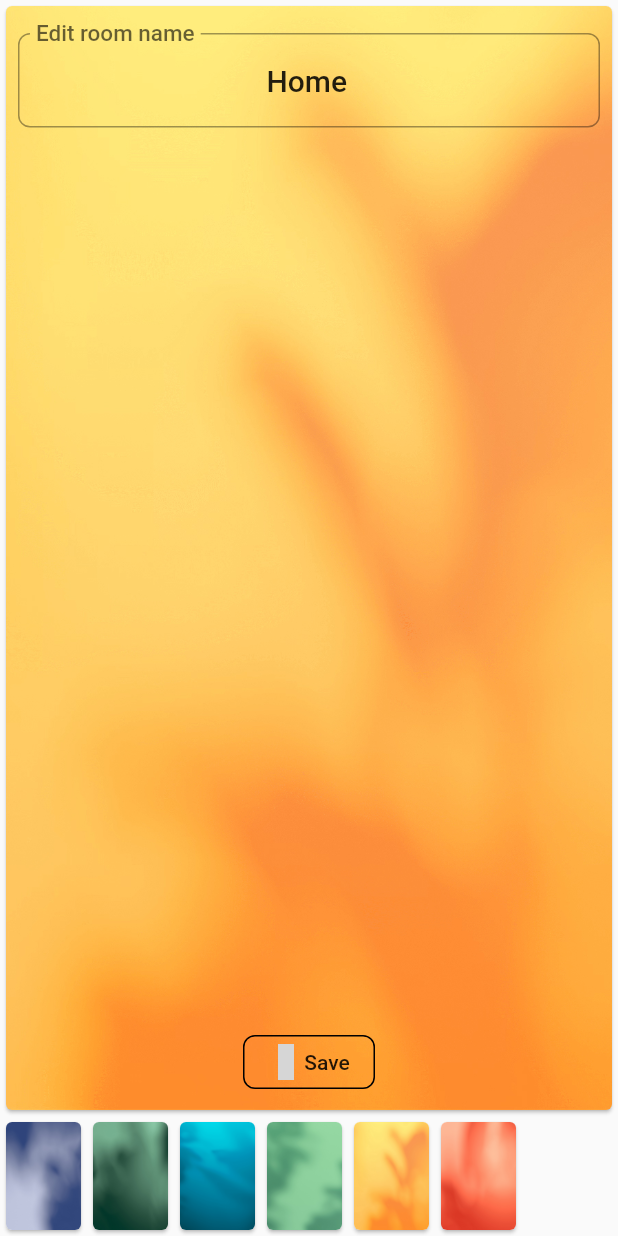
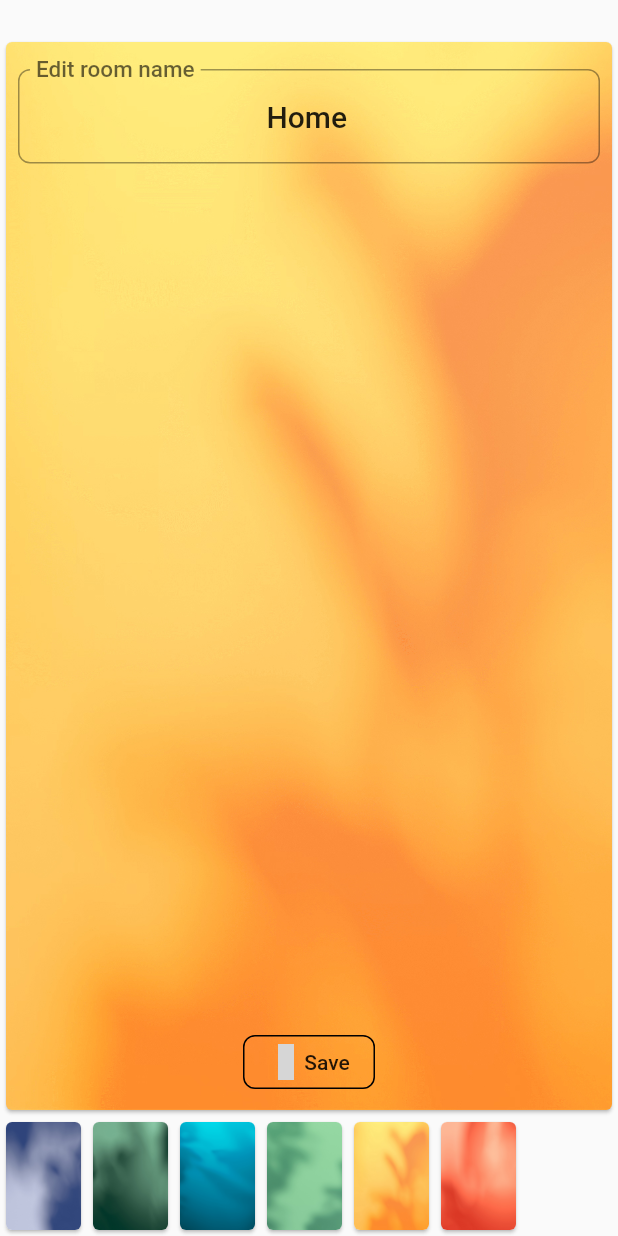
Before and after one commit to hg9x/hasskit_2, a Flutter app: the RoomDetailPage widget shown alone on an empty page, opened directly with empty values, on a phone screen of 412 x 824 dp. Run offline on Flutter 3.47's test engine with Material 2 defaults, Android fonts, the phone set to English and light mode, and no system bars; our stand-ins replace bottom_navy_bar, curved_navigation_bar, date_format, fancy_bottom_navigation, flutter_slidable, material_design_icons_flutter and 4 more; accounts and stored records are empty; grey boxes are pictures that could not be loaded.

Commit message:
Home Sweet Home

```diff
--- a/lib/view/RoomCard.dart
+++ b/lib/view/RoomCard.dart
@@ -10,12 +10,12 @@ class RoomCard extends StatelessWidget {
   Widget build(BuildContext context) {
     return InkWell(
       onTap: () {
-        showBottomSheet(
+        showModalBottomSheet(
           context: context,
           elevation: 1,
           backgroundColor: Theme.of(context).primaryColorDark.withOpacity(0.8),
-//          isScrollControlled: true,
-//          useRootNavigator: true,
+          isScrollControlled: true,
+          useRootNavigator: true,
           builder: (BuildContext context) {
             return RoomDetailPage(roomIndex: roomIndex);
           },
--- a/lib/view/RoomDetailPage.dart
+++ b/lib/view/RoomDetailPage.dart
@@ -84,7 +84,7 @@ class _RoomDetailPageState extends State<RoomDetailPage> {
       buttonWidgets = [saveButton];
     }
     return Padding(
-      padding: EdgeInsets.only(top: 0),
+      padding: EdgeInsets.only(top: 24),
       child: Column(
         crossAxisAlignment: CrossAxisAlignment.center,
         children: <Widget>[
--- a/lib/view/RoomPage.dart
+++ b/lib/view/RoomPage.dart
@@ -125,7 +125,7 @@ class _RoomPage3State extends State<RoomPage3> {
           children: <Widget>[
             SwitchlikeCheckbox(checked: enableCoolStuff),
             Padding(
-              padding: const EdgeInsets.only(left: 20.0),
+              padding: EdgeInsets.only(left: 20.0),
               child: Text(
                 "Enable cool stuff",
                 textScaleFactor: 1.3,
--- a/lib/view/SettingPage.dart
+++ b/lib/view/SettingPage.dart
@@ -211,14 +211,14 @@ class _SettingPageState extends State<SettingPage> {
                                   gd.loginDataCurrent = LoginData(
                                       url: gd.trimUrl(addressController.text));
                                   gd.webViewLoading = true;
-                                  showBottomSheet(
+                                  showModalBottomSheet(
                                       context: context,
                                       elevation: 1,
                                       backgroundColor: Theme.of(context)
                                           .primaryColorDark
                                           .withOpacity(0.8),
-//                                      isScrollControlled: true,
-//                                      useRootNavigator: true,
+                                      isScrollControlled: true,
+                                      useRootNavigator: true,
                                       builder: (context) => WebViewLoginPage());
                                 },
                                 child: Text("Create New Connection"),
```
